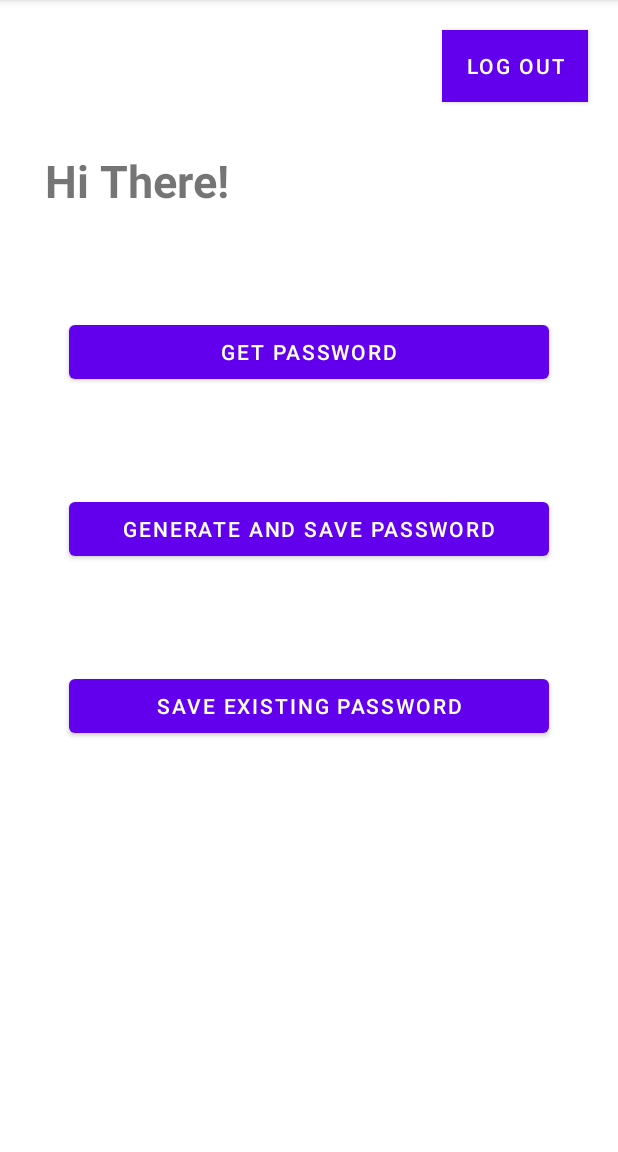
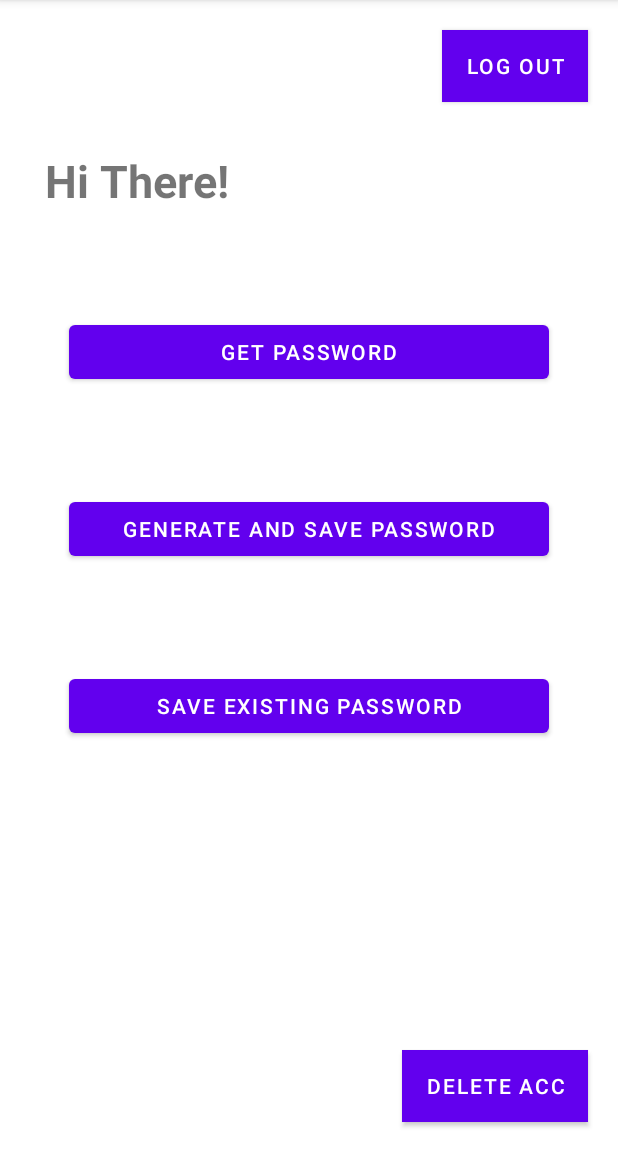
Before and after one commit to pranshu-chandra/Vault-e-PasswordManager, an Android app: the MainActivity screen opened directly, with no data from a screen before it, on a phone screen of 412 x 824 dp, the part 84-1236 px from its top. Run offline under Robolectric (Android 15) with nearby library versions, the phone set to English and light mode, and no system bars.

Commit message:
Commit 3 with Shared Pref for logging in and out and Delete account

```diff
--- a/app/src/main/java/com/example/passwordmanager/SplashScreen.kt
+++ b/app/src/main/java/com/example/passwordmanager/SplashScreen.kt
@@ -6,6 +6,7 @@ import android.os.Handler
 import androidx.appcompat.app.AppCompatActivity
 
 
+@Suppress("DEPRECATION")
 class SplashScreen : AppCompatActivity(){
 
     override fun onCreate(savedInstanceState: Bundle?) {
--- a/app/src/main/res/layout/activity_main.xml
+++ b/app/src/main/res/layout/activity_main.xml
@@ -68,6 +68,18 @@
         android:onClick="Log"
 
         />
+    <Button
+        android:layout_width="wrap_content"
+        android:layout_height="wrap_content"
+        app:layout_constraintEnd_toEndOf="parent"
+        app:layout_constraintBottom_toBottomOf="parent"
+        android:background="@color/teal_700"
+        android:layout_marginBottom="20dp"
+        android:layout_marginEnd="20dp"
+        android:text="Delete Acc"
+        android:onClick="Delete"
+
+        />
 
 
 </androidx.constraintlayout.widget.ConstraintLayout>
```
Also changed, not shown: app/src/main/java/com/example/passwordmanager/MainActivity.kt (+16 -1 lines).
